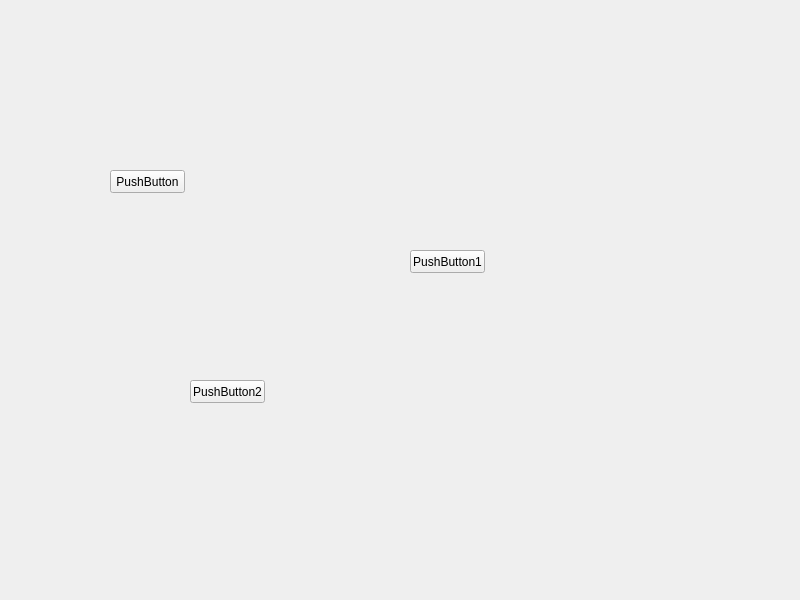
Above: widget.ui from aucma/qtcompents before the change. Below: the same form after it.
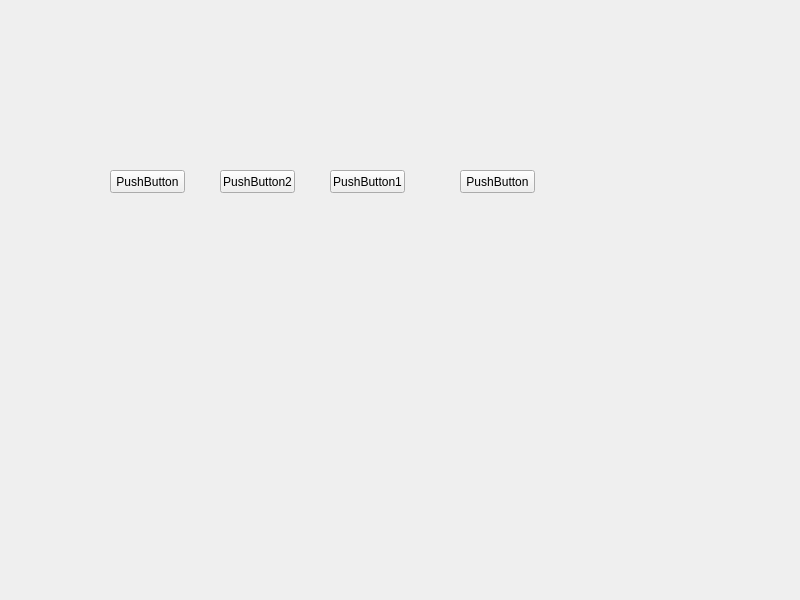
That is the form after the change.

What changed in the file:
```diff
--- a/widget.ui
+++ b/widget.ui
@@ -29,8 +29,8 @@
   <widget class="QPushButton" name="pushButton_2">
    <property name="geometry">
     <rect>
-     <x>410</x>
-     <y>250</y>
+     <x>330</x>
+     <y>170</y>
      <width>75</width>
      <height>23</height>
     </rect>
@@ -42,8 +42,8 @@
   <widget class="QPushButton" name="pushButton_3">
    <property name="geometry">
     <rect>
-     <x>190</x>
-     <y>380</y>
+     <x>220</x>
+     <y>170</y>
      <width>75</width>
      <height>23</height>
     </rect>
@@ -52,6 +52,19 @@
     <string>PushButton2</string>
    </property>
   </widget>
+  <widget class="QPushButton" name="pushButton_4">
+   <property name="geometry">
+    <rect>
+     <x>460</x>
+     <y>170</y>
+     <width>75</width>
+     <height>23</height>
+    </rect>
+   </property>
+   <property name="text">
+    <string>PushButton</string>
+   </property>
+  </widget>
  </widget>
  <resources/>
  <connections/>
```
